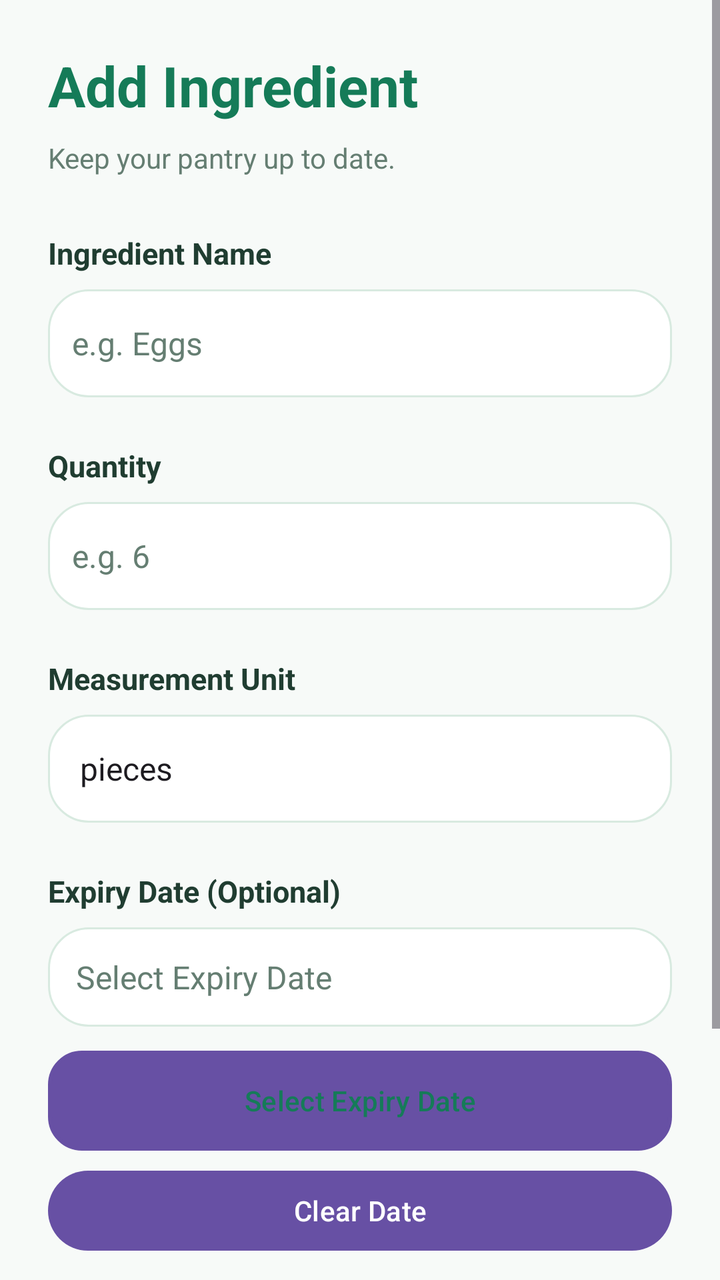
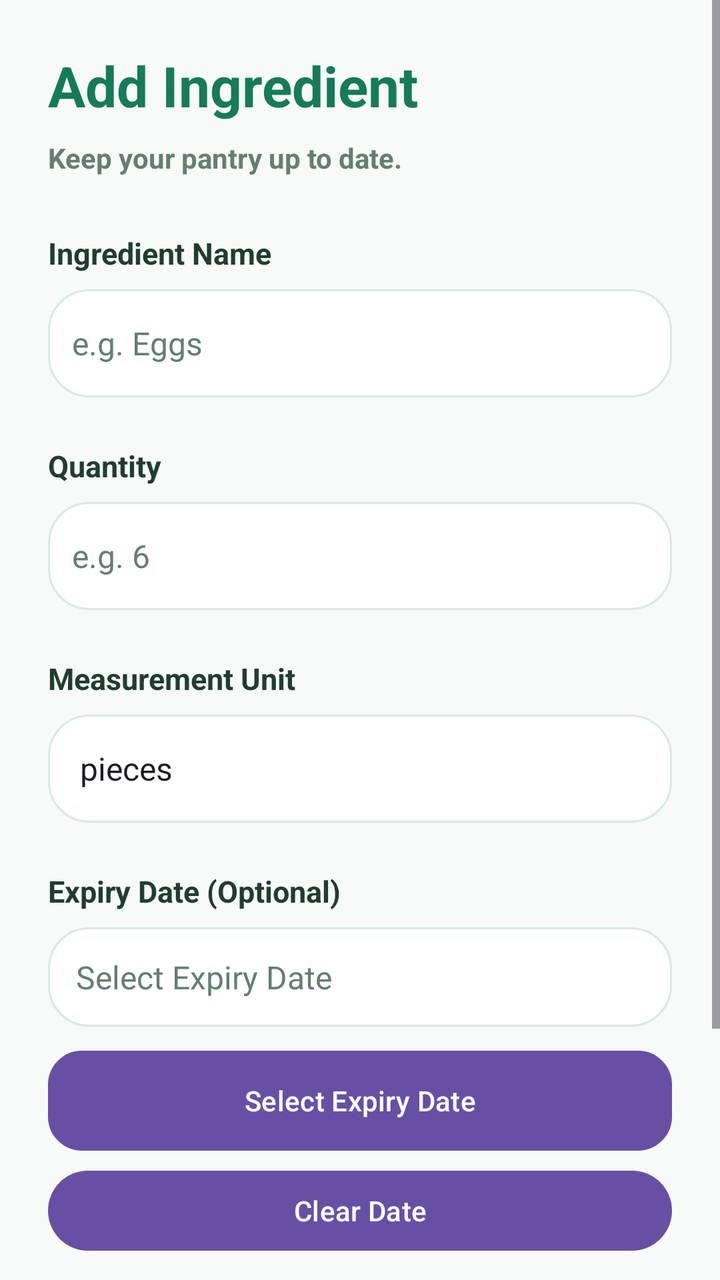

Before-and-after screenshots of an Android layout around one commit, followed by the original layout XML and the change that was made.
<!-- AndroidManifest.xml: application theme Theme.SmartPantryManager -->
<!-- res/layout/activity_add_edit_ingredient.xml -->
<?xml version="1.0" encoding="utf-8"?>
<ScrollView
    xmlns:android="http://schemas.android.com/apk/res/android"
    android:id="@+id/addEditRoot"
    android:layout_width="match_parent"
    android:layout_height="match_parent"
    android:fillViewport="true"
    android:background="@color/pantry_background">

    <LinearLayout
        android:layout_width="match_parent"
        android:layout_height="wrap_content"
        android:orientation="vertical"
        android:padding="24dp">

        
        <TextView
            android:id="@+id/tvFormTitle"
            android:layout_width="match_parent"
            android:layout_height="wrap_content"
            android:text="@string/add_ingredient_title"
            android:textColor="@color/pantry_green_dark"
            android:textSize="28sp"
            android:textStyle="bold" />

        
        <TextView
            android:layout_width="match_parent"
            android:layout_height="wrap_content"
            android:layout_marginTop="8dp"
            android:text="@string/ingredient_form_subtitle"
            android:textColor="@color/pantry_muted"
            android:textSize="14sp" />

        
        <TextView
            android:layout_width="match_parent"
            android:layout_height="wrap_content"
            android:layout_marginTop="28dp"
            android:text="@string/ingredient_name_label"
            android:textColor="@color/pantry_text"
            android:textSize="15sp"
            android:textStyle="bold" />

        
        <EditText
            android:id="@+id/etIngredientName"
            android:layout_width="match_parent"
            android:layout_height="54dp"
            android:layout_marginTop="8dp"
            android:padding="12dp"
            android:background="@drawable/bg_card"
            android:hint="@string/ingredient_name_hint"
            android:inputType="textCapWords"
            android:singleLine="true"
            android:textColor="@color/pantry_text"
            android:textColorHint="@color/pantry_muted"
            android:textSize="16sp" />

        
        <TextView
            android:layout_width="match_parent"
            android:layout_height="wrap_content"
            android:layout_marginTop="24dp"
            android:text="@string/quantity_label"
            android:textColor="@color/pantry_text"
            android:textSize="15sp"
            android:textStyle="bold" />

        
        <EditText
            android:id="@+id/etQuantity"
            android:layout_width="match_parent"
            android:layout_height="54dp"
            android:layout_marginTop="8dp"
            android:padding="12dp"
            android:background="@drawable/bg_card"
            android:hint="@string/quantity_hint"
            android:inputType="numberDecimal"
            android:singleLine="true"
            android:textColor="@color/pantry_text"
            android:textColorHint="@color/pantry_muted"
            android:textSize="16sp" />

        
        <TextView
            android:layout_width="match_parent"
            android:layout_height="wrap_content"
            android:layout_marginTop="24dp"
            android:text="@string/unit_label"
            android:textColor="@color/pantry_text"
            android:textSize="15sp"
            android:textStyle="bold" />

        
        <Spinner
            android:id="@+id/spinnerUnit"
            android:layout_width="match_parent"
            android:layout_height="54dp"
            android:layout_marginTop="8dp"
            android:padding="8dp"
            android:background="@drawable/bg_card"
            android:entries="@array/ingredient_units" />

        
        <TextView
            android:layout_width="match_parent"
            android:layout_height="wrap_content"
            android:layout_marginTop="24dp"
            android:text="@string/expiry_label"
            android:textColor="@color/pantry_text"
            android:textSize="15sp"
            android:textStyle="bold" />

        
        <TextView
            android:id="@+id/tvExpiryDate"
            android:layout_width="match_parent"
            android:layout_height="wrap_content"
            android:layout_marginTop="8dp"
            android:padding="14dp"
            android:background="@drawable/bg_card"
            android:text="@string/select_expiry"
            android:textColor="@color/pantry_muted"
            android:textSize="16sp" />

        
        <Button
            android:id="@+id/btnSelectDate"
            android:layout_width="match_parent"
            android:layout_height="50dp"
            android:layout_marginTop="12dp"
            android:background="@drawable/bg_outline_button"
            android:backgroundTint="@null"
            android:text="@string/select_expiry"
            android:textAllCaps="false"
            android:textColor="@color/pantry_green_dark" />

        
        <Button
            android:id="@+id/btnClearDate"
            android:layout_width="match_parent"
            android:layout_height="48dp"
            android:layout_marginTop="6dp"
            android:text="@string/clear_expiry"
            android:textAllCaps="false" />

        
        <Button
            android:id="@+id/btnSaveIngredient"
            android:layout_width="match_parent"
            android:layout_height="55dp"
            android:layout_marginTop="30dp"
            android:background="@drawable/bg_primary_button"
            android:backgroundTint="@null"
            android:text="@string/save_ingredient"
            android:textAllCaps="false"
            android:textColor="@color/pantry_white"
            android:textSize="16sp"
            android:textStyle="bold" />

        
        <Button
            android:id="@+id/btnCancel"
            android:layout_width="match_parent"
            android:layout_height="50dp"
            android:layout_marginTop="8dp"
            android:text="@string/cancel"
            android:textAllCaps="false" />

    </LinearLayout>

</ScrollView>
<!-- resources referenced by this layout -->
<resources>
  <string-array name="ingredient_units">
          <item>pieces</item>
          <item>g</item>
          <item>kg</item>
          <item>ml</item>
          <item>L</item>
      </string-array>
  <color name="pantry_background">#F7FAF8</color>
  <color name="pantry_green_dark">#157B58</color>
  <color name="pantry_muted">#657E72</color>
  <color name="pantry_text">#203D31</color>
  <color name="pantry_white">#FFFFFF</color>
  <!-- drawable bg_card (drawable) -->
  <?xml version="1.0" encoding="utf-8"?>
  <shape xmlns:android="http://schemas.android.com/apk/res/android"
      android:shape="rectangle">
  
      <solid
          android:color="@color/pantry_white" />
  
      <corners
          android:radius="20dp" />
  
      <stroke
          android:width="1dp"
          android:color="@color/pantry_border" />
  
  </shape>
  <!-- drawable bg_outline_button (drawable) -->
  <?xml version="1.0" encoding="utf-8"?>
  <shape xmlns:android="http://schemas.android.com/apk/res/android"
      android:shape="rectangle">
  
      <solid
          android:color="@color/pantry_white" />
  
      <corners
          android:radius="16dp" />
  
      <stroke
          android:width="2dp"
          android:color="@color/pantry_green" />
  
  </shape>
  <!-- drawable bg_primary_button (drawable) -->
  <?xml version="1.0" encoding="utf-8"?>
  <shape xmlns:android="http://schemas.android.com/apk/res/android"
      android:shape="rectangle">
  
      <solid
          android:color="@color/pantry_green" />
  
      <corners
          android:radius="16dp" />
  
  </shape>
  <string name="add_ingredient_title">Add Ingredient</string>
  <string name="cancel">Cancel</string>
  <string name="clear_expiry">Clear Date</string>
  <string name="expiry_label">Expiry Date (Optional)</string>
  <string name="ingredient_form_subtitle">Keep your pantry up to date.</string>
  <string name="ingredient_name_hint">e.g. Eggs</string>
  <string name="ingredient_name_label">Ingredient Name</string>
  <string name="quantity_hint">e.g. 6</string>
  <string name="quantity_label">Quantity</string>
  <string name="save_ingredient">Save Ingredient</string>
  <string name="select_expiry">Select Expiry Date</string>
  <string name="unit_label">Measurement Unit</string>
  <style name="Theme.SmartPantryManager" parent="Base.Theme.SmartPantryManager" />
  <color name="pantry_border">#D8EAE0</color>
  <color name="pantry_green">#299D72</color>
  <style name="Base.Theme.SmartPantryManager" parent="Theme.Material3.DayNight.NoActionBar">
          
          
      </style>
</resources>

<!-- the commit's change to res/layout/activity_add_edit_ingredient.xml (unified diff, before → after) -->
@@ -29,6 +29,7 @@
             android:layout_height="wrap_content"
             android:layout_marginTop="8dp"
             android:text="@string/ingredient_form_subtitle"
+            android:textStyle="bold"
             android:textColor="@color/pantry_muted"
             android:textSize="14sp" />
 
@@ -134,7 +135,7 @@
             android:backgroundTint="@null"
             android:text="@string/select_expiry"
             android:textAllCaps="false"
-            android:textColor="@color/pantry_green_dark" />
+            android:textColor="@color/pantry_white" />
 
         
         <Button
